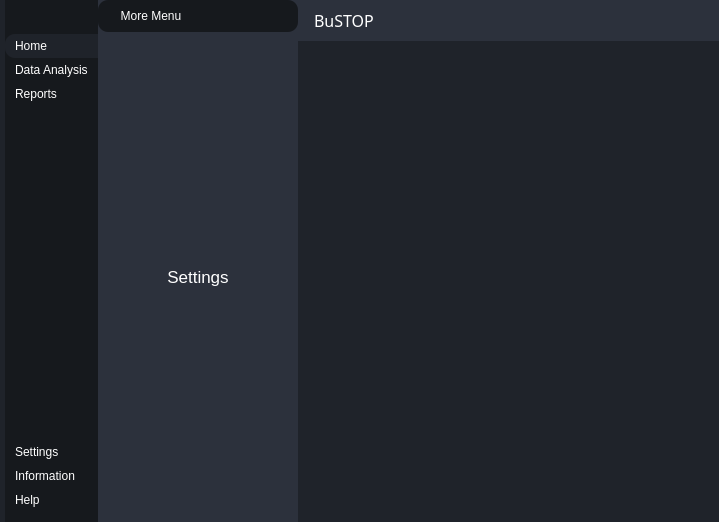
The window that interface.ui (PKNU-IOT3/bustop_PyQT) describes before a commit, drawn with Qt 5.
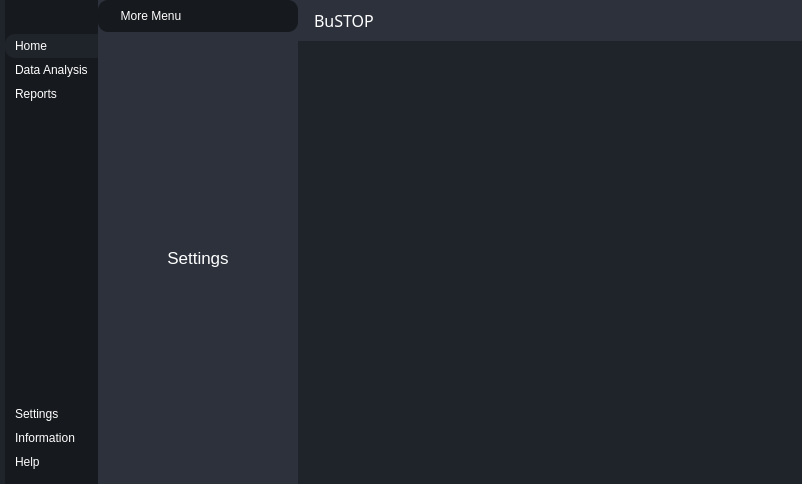
The same window after the commit. Icons and pictures are not drawn.

What changed in the file:
```diff
--- a/interface.ui
+++ b/interface.ui
@@ -6,8 +6,8 @@
    <rect>
     <x>0</x>
     <y>0</y>
-    <width>719</width>
-    <height>522</height>
+    <width>802</width>
+    <height>484</height>
    </rect>
   </property>
   <property name="windowTitle">
@@ -720,7 +720,14 @@
         </widget>
        </item>
        <item>
-        <widget class="QWidget" name="mainBodyContent" native="true"/>
+        <widget class="QWidget" name="mainBodyContent" native="true">
+         <property name="sizePolicy">
+          <sizepolicy hsizetype="Preferred" vsizetype="Expanding">
+           <horstretch>0</horstretch>
+           <verstretch>0</verstretch>
+          </sizepolicy>
+         </property>
+        </widget>
        </item>
       </layout>
      </widget>
```
Left out of the diff: 2 changed lines with no effect on the pictures.
